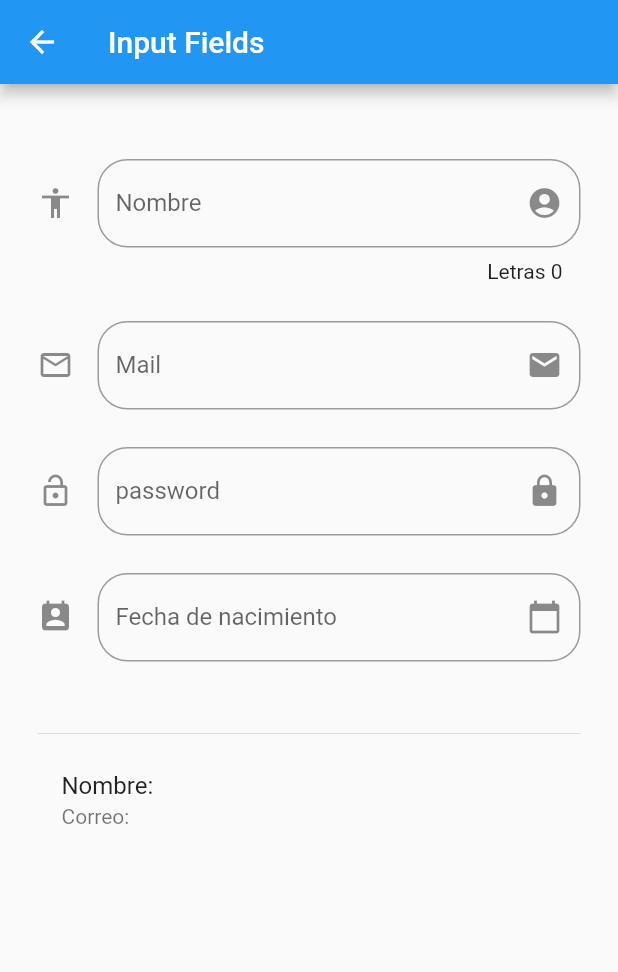
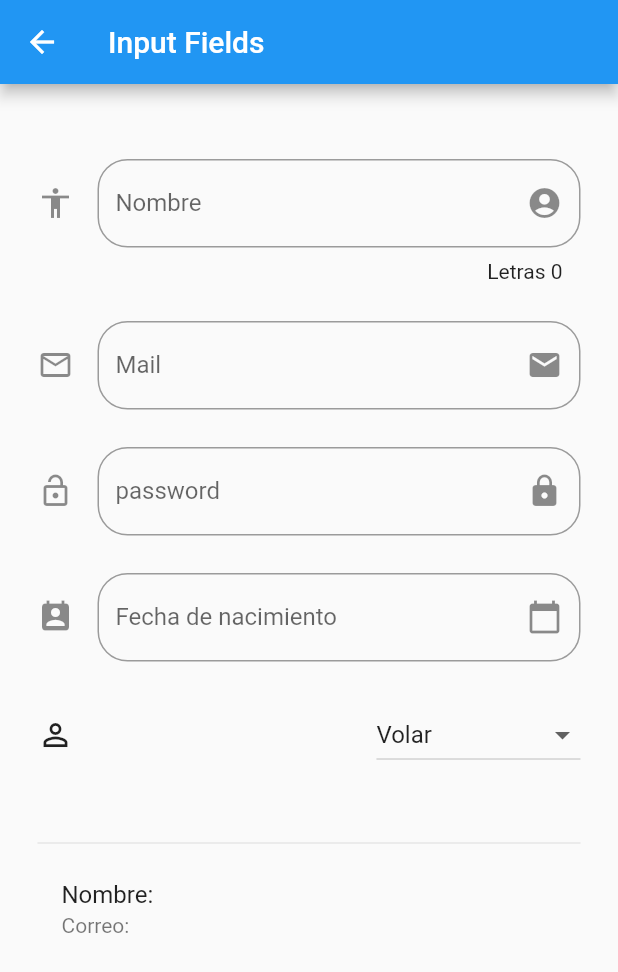
Before and after one commit to hectorRperez/Curso-de-fernando-Herrera-de-Flutter---Seccion-de-componentes, a Flutter app: the InputFieldPage screen opened by its route, on a phone screen of 412 x 824 dp. Shown: the top 972 px of the screen. Run offline on Flutter 3.47's test engine with Material 2 defaults, Android fonts, the phone set to English and light mode, and no system bars.

Commit message:
083 Modelo de creación de Dropdown y DropdownMenuItem

```diff
--- a/lib/src/pages/input_field.dart
+++ b/lib/src/pages/input_field.dart
@@ -6,10 +6,14 @@ class InputFieldPage extends StatefulWidget {
 }
 
 class _InputFieldPageState extends State<InputFieldPage> {
+
+  List <String> _poderes = ['Volar', 'Super fuerza','super velocidad'];
+
   String _nombre = '';
   String _mail = ' ';
 
   TextEditingController inputDateController = new TextEditingController();
+  String _opcionSeleccionada = 'Volar';
 
   @override
   Widget build(BuildContext context) {
@@ -27,6 +31,8 @@ class _InputFieldPageState extends State<InputFieldPage> {
           _mostrarPassword(),
           SizedBox(height: 25,),
           _mostrarNacimiento(),
+          SizedBox(height: 25,),
+          _mostrarPoderes(),
           SizedBox(height: 40,),
           Divider(),
           _mostrarDatos(),
@@ -132,6 +138,41 @@ class _InputFieldPageState extends State<InputFieldPage> {
     }
   }
 
+  List <DropdownMenuItem<String>> getOpcionesDropDown(){
+    List <DropdownMenuItem<String>> _lista = [];
+
+    _poderes.forEach((element) {
+      _lista.add(
+        DropdownMenuItem(
+          child: Text(element),
+          value: element,
+        ),
+      );
+    });
+
+    return _lista;
+  }
+
+  Widget _mostrarPoderes() {
+    return Container(
+      child: Row(
+        children: [
+          Icon(Icons.perm_identity),
+          Expanded(child: SizedBox(width: 10,)),
+          DropdownButton(
+            items: getOpcionesDropDown(),
+            value: _opcionSeleccionada,
+            onChanged: (value){
+              setState(() {
+                _opcionSeleccionada = value;
+              });
+            },
+          ),
+        ],
+      ),
+    );
+  }
+
 
 
 }
```
